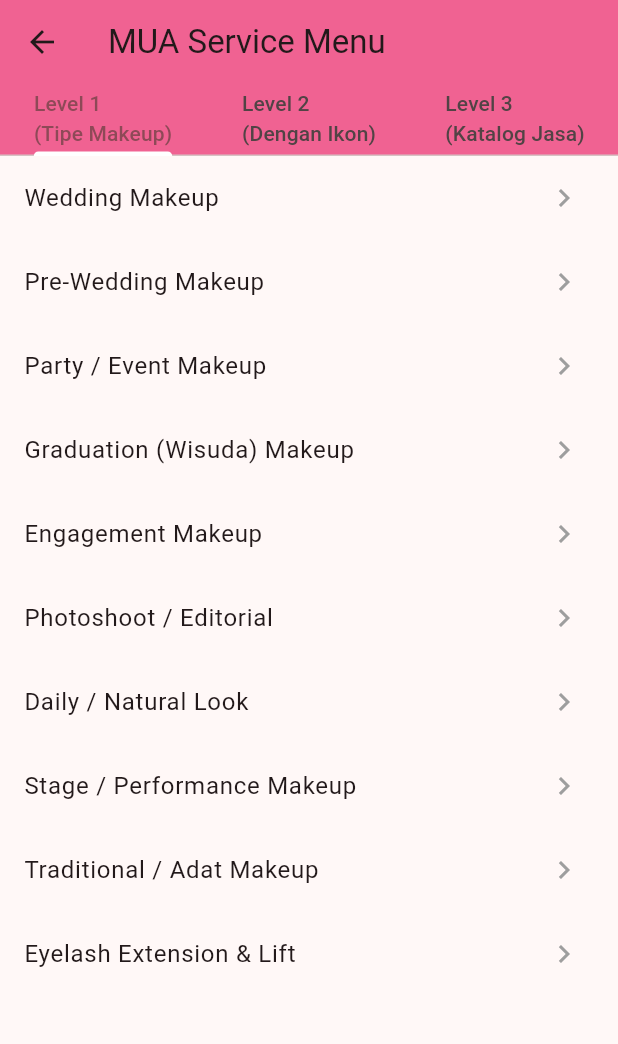
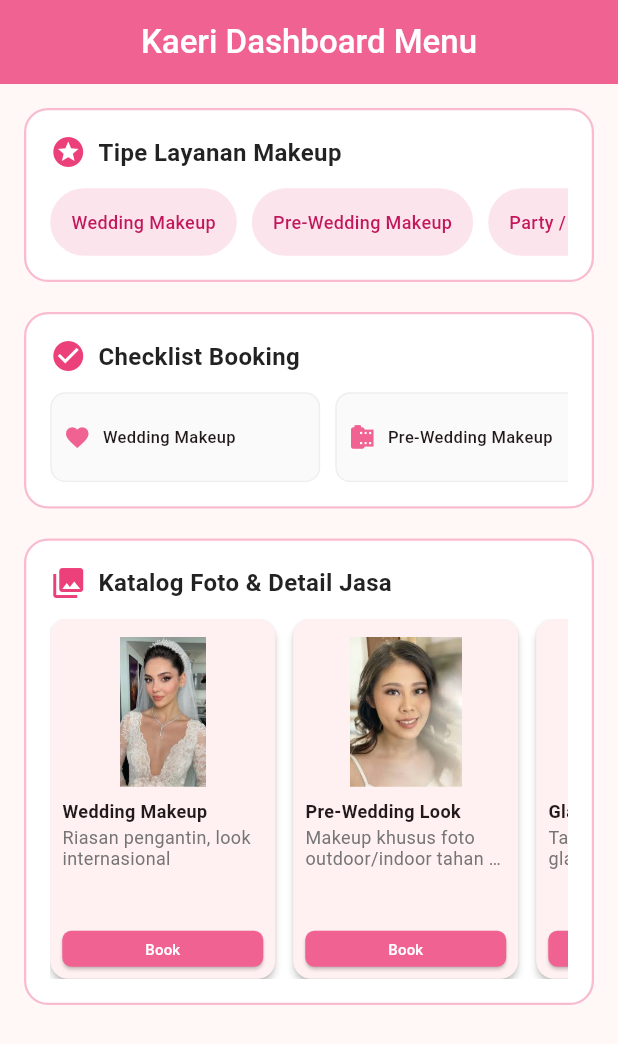
Before and after one commit to rharabee022/project-flutter-1, a Flutter app: the Tugas9Screen screen opened directly, on a phone screen of 412 x 824 dp. Shown: the top 1044 px of the screen. Run offline on Flutter 3.47's test engine with Material 3 defaults, Android fonts, the phone set to English and light mode, and no system bars.

Commit message:
Update tugas 9 flutter

```diff
--- a/lib/main.dart
+++ b/lib/main.dart
@@ -1,5 +1,5 @@
 import 'package:flutter/material.dart';
-import 'package:rhara_belajar1/tugas7.dart';
+import 'package:rhara_belajar1/tugas9.dart';
 
 void main() {
   runApp(const ChizilishiApp());
@@ -18,7 +18,7 @@ class ChizilishiApp extends StatelessWidget {
         useMaterial3: true,
       ),
       // 2. Menampilkan LinkedInLoginPage sebagai halaman utama
-      home: const Tugas7Day15(),
+      home: const Tugas9Screen(),
     );
   }
 }
--- a/lib/tugas9.dart
+++ b/lib/tugas9.dart
@@ -1,6 +1,7 @@
 import 'package:flutter/material.dart';
 
-//MODEL CLASS
+//Model Class
+
 class MakeupService {
   final String serviceName;
   final String description;
@@ -18,7 +19,7 @@ class Tugas9Screen extends StatelessWidget {
 
   @override
   Widget build(BuildContext context) {
-    // Nama Tipe/Jenis Makeup
+    // data layanan
 
     final List<String> servicesLevel1 = [
       'Wedding Makeup',
@@ -33,8 +34,6 @@ class Tugas9Screen extends StatelessWidget {
       'Eyelash Extension & Lift'
     ];
 
-    // LEVEL 2 DATA: List of Map (Nama Layanan & Ikon Pendukung)
-
     final List<Map<String, dynamic>> servicesLevel2 = [
       {'name': 'Wedding Makeup', 'icon': Icons.favorite},
       {'name': 'Pre-Wedding Makeup', 'icon': Icons.camera_roll},
@@ -48,227 +47,311 @@ class Tugas9Screen extends StatelessWidget {
       {'name': 'Eyelash Extension & Lift', 'icon': Icons.remove_red_eye},
     ];
 
-    // LEVEL 3 DATA: List of Object Model (Menggunakan Gambar Aset Lokal)
     final List<MakeupService> makeupServices = [
       MakeupService(
-        serviceName: 'Flawless Wedding Makeup',
+          serviceName: 'Wedding Makeup',
+          description: 'Riasan pengantin, look internasional',
+          assetPath: 'assets/images/wedding.jpg'),
+      MakeupService(
+          serviceName: 'Pre-Wedding Look',
+          description: 'Makeup khusus foto outdoor/indoor tahan cuaca.',
+          assetPath: 'assets/images/prewedding.jpg'),
+      MakeupService(
+          serviceName: 'Glamour Party',
+          description: 'Tampilan bold atau glam untuk menghadiri pesta formal.',
+          assetPath: 'assets/images/party.jpg'),
+      MakeupService(
+          serviceName: 'Graduation Fresh',
           description:
-            'Riasan pengantin premium yang tahan lama, manglingi, dan camera-ready sepanjang hari.',
-        assetPath: 'assets/images/wedding.jpg', // cari file namanya wedding.jpg
-      ),
+              'Riasan segar, awet muda, dan bebas minyak untuk wisuda.',
+          assetPath: 'assets/images/graduation.jpg'),
       MakeupService(
-        serviceName: 'Pre-Wedding Cinematic Look',
+          serviceName: 'Elegant Engagement',
+          description: 'Makeup soft glam anggun di hari lamaran pernikahan.',
+          assetPath: 'assets/images/engagement.jpg'),
+      MakeupService(
+          serviceName: 'Editorial Fashion',
+          description: 'Makeup konseptual estetika tinggi untuk photoshoot.',
+          assetPath: 'assets/images/photoshoot.jpg'),
+      MakeupService(
+          serviceName: 'Daily Natural Look',
+          description: 'Riasan super natural mempertegas fitur wajah asli.',
+          assetPath: 'assets/images/daily.jpg'),
+      MakeupService(
+          serviceName: 'Stage Performance',
           description:
-            'Makeup khusus foto/video outdoor maupun indoor dengan ketahanan tinggi terhadap cuaca.',
-        assetPath:
-            'assets/images/prewedding.jpg', // cari file namanya prewedding.jpg
-      ),
+              'Makeup pigmentasi kontras tinggi untuk sorot lampu panggung.',
+          assetPath: 'assets/images/stage.jpg'),
       MakeupService(
-        serviceName: 'Glamour Party Makeup',
-        description:
-            'Tampilan bold atau glam untuk menghadiri pesta, gala dinner, maupun acara formal malam hari.',
-        assetPath: 'assets/images/party.jpg', // cari file namanya party.jpg
-      ),
+          serviceName: 'Traditional Adat',
+          description: 'Riasan pakem pengantin adat Nusantara yang sakral.',
+          assetPath: 'assets/images/adat.jpg'),
       MakeupService(
-        serviceName: 'Graduation (Wisuda) Fresh Look',
-        description:
-            'Riasan segar, awet muda, dan bebas minyak (matte) untuk momen kelulusanmu.',
-        assetPath:
-            'assets/images/graduation.jpg', // cari file namanya graduation.jpg
-      ),
-      MakeupService(
-        serviceName: 'Elegant Engagement Makeup',
-        description:
-            'Makeup soft glam yang memancarkan aura anggun di hari pertunangan atau lamaran.',
-        assetPath:
-            'assets/images/engagement.jpg', // cari file namanya engagement.jpg
-      ),
-      MakeupService(
-        serviceName: 'Editorial & Fashion Photoshoot',
-        description:
-            'Makeup konseptual berestetika tinggi untuk kebutuhan komersial, majalah, atau portofolio.',
-        assetPath:
-            'assets/images/photoshoot.jpg', // cari file namanya photoshoot.jpg
-      ),
-      MakeupService(
-        serviceName: 'Daily / No-Makeup Look',
-        description:
-            'Riasan super natural yang mempertegas fitur wajah asli untuk acara santai sehari-hari.',
-        assetPath: 'assets/images/daily.jpg', // cari file namanya daily.jpg
-      ),
-      MakeupService(
-        serviceName: 'Stage & Performance Makeup',
-        description:
-            'Makeup dengan pigmentasi kontras tinggi agar wajah tetap berkarakter di bawah lampu panggung.',
-        assetPath: 'assets/images/stage.jpg', // cari file namanya stage.jpg
-      ),
-      MakeupService(
-        serviceName: 'Traditional Adat Makeup',
-        description:
-            'Riasan pakem pengantin adat Nusantara (Jawa, Sunda, Minang, dll) yang anggun dan sakral.',
-        assetPath: 'assets/images/adat.jpg', // cari file namanya adat.jpg
-      ),
-      MakeupService(
-        serviceName: 'Studio Eyelash & Brow Lift',
-        description:
-            'Treatment pelengkap untuk menyempurnakan bentuk alis dan bulu mata agar mata terlihat hidup.',
-        assetPath: 'assets/images/eyelash.jpg', // cari file namanya eyelash.jpg
-      ),
+          serviceName: 'Eyelash Studio',
+          description: 'Treatment bulu mata agar mata terlihat lebih hidup.',
+          assetPath: 'assets/images/eyelash.jpg'),
     ];
 
-    return DefaultTabController(
-      length: 3,
-      child: Scaffold(
+    return Scaffold(
       appBar: AppBar(
-          title: const Text('MUA Service Menu'),
+        title: const Text(
+          'Kaeri Dashboard Menu',
+          style: TextStyle(fontWeight: FontWeight.w500),
+        ),
         backgroundColor: Colors.pink[300],
-          bottom: const TabBar(
-            indicatorColor: Colors.white,
-            tabs: [
-              Tab(text: 'Level 1\n(Tipe Makeup)'),
-              Tab(text: 'Level 2\n(Dengan Ikon)'),
-              Tab(text: 'Level 3\n(Katalog Jasa)'),
+        foregroundColor: Colors.white,
+        centerTitle: true,
+      ),
+      body: ListView(
+        padding: const EdgeInsets.all(16),
+        children: [
+          // Tipe Makeup
+
+          Container(
+            margin: const EdgeInsets.only(bottom: 20),
+            padding: const EdgeInsets.all(16),
+            decoration: BoxDecoration(
+              color: Colors.white,
+              borderRadius: BorderRadius.circular(16),
+              border: Border.all(color: Colors.pink[100]!, width: 1.5),
+            ),
+            child: Column(
+              crossAxisAlignment: CrossAxisAlignment.start,
+              children: [
+                // Judul di dalam kotak
+                Row(
+                  children: [
+                    Icon(Icons.stars, color: Colors.pink[400]),
+                    const SizedBox(width: 8),
+                    const Text(
+                      'Tipe Layanan Makeup',
+                      style: TextStyle(
+                          fontSize: 16,
+                          fontWeight: FontWeight.bold,
+                          color: Colors.black87),
+                    ),
                   ],
                 ),
-        ),
-        body: TabBarView(
-          children: [
-            // List Sederhana
-
-            ListView.builder(
+                const SizedBox(height: 12),
+                // List Horizontal
+                SizedBox(
+                  height: 45,
+                  child: ListView.builder(
+                    scrollDirection: Axis.horizontal,
                     itemCount: servicesLevel1.length,
                     itemBuilder: (context, index) {
-                return ListTile(
-                  title: Text(servicesLevel1[index]),
-                  trailing: const Icon(Icons.keyboard_arrow_right,
-                      color: Colors.grey),
+                      return Container(
+                        margin: const EdgeInsets.only(right: 10),
+                        padding: const EdgeInsets.symmetric(horizontal: 14),
+                        alignment: Alignment.center,
+                        decoration: BoxDecoration(
+                          color: Colors.pink[50],
+                          borderRadius: BorderRadius.circular(30),
+                        ),
+                        child: Text(
+                          servicesLevel1[index],
+                          style: TextStyle(
+                              color: Colors.pink[700],
+                              fontSize: 12,
+                              fontWeight: FontWeight.w500),
+                        ),
                       );
                     },
                   ),
-
-            // List of Map
-
-            ListView.builder(
-              itemCount: servicesLevel2.length,
-              itemBuilder: (context, index) {
-                final item = servicesLevel2[index];
-                return ListTile(
-                  leading: CircleAvatar(
-                    backgroundColor: Colors.pink[50],
-                    child: Icon(item['icon'], color: Colors.pink[300]),
-                  ),
-                  title: Text(item['name']),
-                  trailing:
-                      const Icon(Icons.bookmark_border, color: Colors.pink),
-                );
-              },
-            ),
-
-            // UI LEVEL 3: Pendekatan Model (Professional Level)
-
-            ListView.builder(
-              padding: const EdgeInsets.all(12),
-              itemCount: makeupServices.length,
-              itemBuilder: (context, index) {
-                // Custom Widget
-                return ServiceCardItem(service: makeupServices[index]);
-              },
                 ),
               ],
             ),
           ),
-    );
-  }
-}
 
-// Custom widget
-
-class ServiceCardItem extends StatelessWidget {
-  final MakeupService service;
-
-  const ServiceCardItem({super.key, required this.service});
-
-  @override
-  Widget build(BuildContext context) {
-    return Card(
-      elevation: 2,
-      margin: const EdgeInsets.only(bottom: 16),
-      shape: RoundedRectangleBorder(borderRadius: BorderRadius.circular(16)),
+          // LEVEL 2
+          Container(
+            margin: const EdgeInsets.only(bottom: 20),
+            padding: const EdgeInsets.all(16),
+            decoration: BoxDecoration(
+              color: Colors.white,
+              borderRadius: BorderRadius.circular(16),
+              border: Border.all(color: Colors.pink[100]!, width: 1.5),
+            ),
             child: Column(
               crossAxisAlignment: CrossAxisAlignment.start,
               children: [
-          // Gambar Layanan dari Aset Lokal (Folder Proyek)
-          ClipRRect(
-            borderRadius: const BorderRadius.only(
-              topLeft: Radius.circular(16),
-              topRight: Radius.circular(16),
+                // Title / Judul di dalam kotak
+                Row(
+                  children: [
+                    Icon(Icons.check_circle, color: Colors.pink[400]),
+                    const SizedBox(width: 8),
+                    const Text(
+                      'Checklist Booking',
+                      style: TextStyle(
+                          fontSize: 16,
+                          fontWeight: FontWeight.bold,
+                          color: Colors.black87),
                     ),
-            child: Image.asset(
-              service.assetPath, // manggil path lokal dari model data
-              width: double.infinity,
-              height: 160,
-              fit: BoxFit.cover,
-              // kalo gambar belum diunduh / tidak ditemukan, tampilkan placeholder abu-abu agar tidak error crashs
-              errorBuilder: (context, error, stackTrace) {
+                  ],
+                ),
+                const SizedBox(height: 12),
+                // List Horizontal
+                SizedBox(
+                  height: 60,
+                  child: ListView.builder(
+                    scrollDirection: Axis.horizontal,
+                    itemCount: servicesLevel2.length,
+                    itemBuilder: (context, index) {
+                      final item = servicesLevel2[index];
                       return Container(
-                  width: double.infinity,
-                  height: 160,
-                  color: Colors.grey[200],
-                  child: const Column(
-                    mainAxisAlignment: MainAxisAlignment.center,
+                        width: 180,
+                        margin: const EdgeInsets.only(right: 10),
+                        padding: const EdgeInsets.all(8),
+                        decoration: BoxDecoration(
+                          color: Colors.grey[50],
+                          borderRadius: BorderRadius.circular(10),
+                          border: Border.all(color: Colors.grey[200]!),
+                        ),
+                        child: Row(
                           children: [
-                      Icon(Icons.image_not_supported,
-                          color: Colors.grey, size: 40),
-                      SizedBox(height: 4),
-                      Text(
-                        'Gambar belum dimasukkan ke folder assets',
-                        style: TextStyle(color: Colors.grey, fontSize: 12),
-                      )
+                            Icon(item['icon'],
+                                color: Colors.pink[300], size: 18),
+                            const SizedBox(width: 8),
+                            Expanded(
+                              child: Text(
+                                item['name'],
+                                style: const TextStyle(
+                                    fontSize: 11, fontWeight: FontWeight.w500),
+                                maxLines: 1,
+                                overflow: TextOverflow.ellipsis,
+                              ),
+                            ),
                           ],
                         ),
                       );
                     },
                   ),
                 ),
-          // Detail Layanan di bawah Gambar
-          Padding(
-            padding: const EdgeInsets.all(16.0),
+              ],
+            ),
+          ),
+
+          // Level 3: Katalog
+          Container(
+            padding: const EdgeInsets.all(16),
+            decoration: BoxDecoration(
+              color: Colors.white,
+              borderRadius: BorderRadius.circular(16),
+              border: Border.all(color: Colors.pink[100]!, width: 1.5),
+            ),
             child: Column(
               crossAxisAlignment: CrossAxisAlignment.start,
+              children: [
+                // Title / Judul di dalam kotak
+                Row(
+                  children: [
+                    Icon(Icons.collections, color: Colors.pink[400]),
+                    const SizedBox(width: 8),
+                    const Text(
+                      'Katalog Foto & Detail Jasa',
+                      style: TextStyle(
+                          fontSize: 16,
+                          fontWeight: FontWeight.bold,
+                          color: Colors.black87),
+                    ),
+                  ],
+                ),
+                const SizedBox(height: 12),
+                // List Horizontal Kartu Gambar
+                SizedBox(
+                  height: 240,
+                  child: ListView.builder(
+                    scrollDirection: Axis.horizontal,
+                    itemCount: makeupServices.length,
+                    itemBuilder: (context, index) {
+                      final service = makeupServices[index];
+                      return Container(
+                        width: 150,
+                        margin: const EdgeInsets.only(right: 12),
+                        child: Card(
+                          elevation: 2,
+                          margin: EdgeInsets.zero,
+                          shape: RoundedRectangleBorder(
+                              borderRadius: BorderRadius.circular(12)),
+                          child: Column(
+                            crossAxisAlignment: CrossAxisAlignment.start,
+                            children: [
+                              const SizedBox(height: 12),
+                              ClipRRect(
+                                borderRadius: const BorderRadius.only(
+                                    topLeft: Radius.circular(12),
+                                    topRight: Radius.circular(12)),
+                                child: Image.asset(
+                                  service.assetPath,
+                                  width: double.infinity,
+                                  height: 100,
+                                  fit: BoxFit.fitHeight,
+                                  errorBuilder: (context, error, stackTrace) {
+                                    return Container(
+                                      width: double.infinity,
+                                      height: 100,
+                                      color: Colors.grey[200],
+                                      child: const Icon(
+                                          Icons.image_not_supported,
+                                          color: Colors.grey),
+                                    );
+                                  },
+                                ),
+                              ),
+                              Expanded(
+                                child: Padding(
+                                  padding: const EdgeInsets.all(8.0),
+                                  child: Column(
+                                    crossAxisAlignment:
+                                        CrossAxisAlignment.start,
                                     children: [
                                       Text(
                                         service.serviceName,
                                         style: const TextStyle(
-                    fontSize: 18,
-                    fontWeight: FontWeight.bold,
-                    color: Colors.black87,
+                                            fontSize: 12,
+                                            fontWeight: FontWeight.bold),
+                                        maxLines: 1,
+                                        overflow: TextOverflow.ellipsis,
                                       ),
-                ),
-                const SizedBox(height: 8),
+                                      const SizedBox(height: 2),
                                       Text(
                                         service.description,
                                         style: TextStyle(
-                    fontSize: 13,
+                                            fontSize: 12,
                                             color: Colors.grey[600],
-                    height: 1.4,
+                                            height: 1.2),
+                                        maxLines: 2,
+                                        overflow: TextOverflow.ellipsis,
                                       ),
-                ),
-                const SizedBox(height: 12),
-                Align(
-                  alignment: Alignment.centerRight,
-                  child: ElevatedButton.icon(
+                                      const Spacer(),
+                                      SizedBox(
+                                        width: double.infinity,
+                                        height: 24,
+                                        child: ElevatedButton(
                                           onPressed: () {},
-                    icon: const Icon(Icons.calendar_month, size: 16),
-                    label: const Text('Book Now'),
                                           style: ElevatedButton.styleFrom(
                                             backgroundColor: Colors.pink[300],
                                             foregroundColor: Colors.white,
+                                            padding: EdgeInsets.zero,
                                             shape: RoundedRectangleBorder(
-                        borderRadius: BorderRadius.circular(20),
+                                                borderRadius:
+                                                    BorderRadius.circular(6)),
+                                          ),
+                                          child: const Text('Book',
+                                              style: TextStyle(fontSize: 10)),
+                                        ),
+                                      ),
+                                    ],
                                   ),
                                 ),
                               ),
-                )
+                            ],
+                          ),
+                        ),
+                      );
+                    },
+                  ),
+                ),
               ],
             ),
           ),
```
Also changed, not shown: assets/images/adat.jpg (added), assets/images/daily.jpg (added), assets/images/engagement.jpg (added), assets/images/eyelash.jpg (added), assets/images/graduation.jpg (added), assets/images/party.jpg (added), assets/images/photoshoot.jpg (added), assets/images/prewedding.jpg (added), assets/images/stage.jpg (added), assets/images/wedding.jpg (added). Lines whose indentation alone changed are shown as unchanged.
